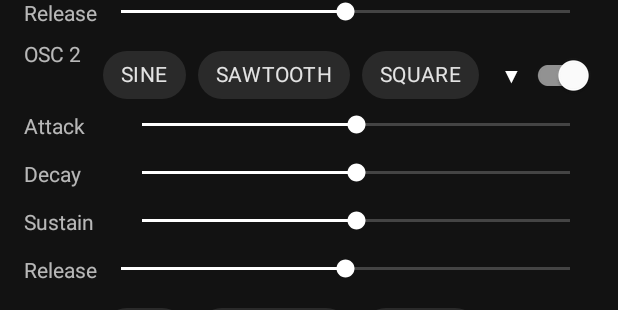
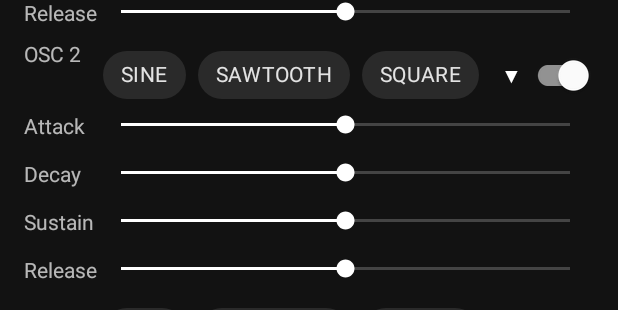
Before and after one commit to kplich/sensor-instrument, an Android app: the layout activity_main.xml on its own in the app's theme, with its tools: preview values and no code run, on a phone screen of 412 x 824 dp. Shown: the part 242-552 px from the top of the screen. Run offline under Robolectric (Android 15) with nearby library versions, the phone set to English and light mode, and no system bars.

Commit message:
fix: layout seekbars margin

```diff
--- a/app/src/main/res/layout/activity_main.xml
+++ b/app/src/main/res/layout/activity_main.xml
@@ -207,7 +207,6 @@
                 android:id="@+id/osc_2_sustain"
                 android:layout_width="0dp"
                 android:layout_height="wrap_content"
-                android:layout_marginStart="14dp"
                 android:layout_marginTop="14dp"
                 android:progress="50"
                 app:layout_constraintEnd_toEndOf="parent"
@@ -226,7 +225,6 @@
                 android:id="@+id/osc_2_decay"
                 android:layout_width="0dp"
                 android:layout_height="wrap_content"
-                android:layout_marginStart="14dp"
                 android:layout_marginTop="14dp"
                 android:progress="50"
                 app:layout_constraintEnd_toEndOf="parent"
@@ -285,7 +283,6 @@
                 android:id="@+id/osc_2_attack"
                 android:layout_width="0dp"
                 android:layout_height="wrap_content"
-                android:layout_marginStart="14dp"
                 android:progress="50"
                 app:layout_constraintEnd_toEndOf="parent"
                 app:layout_constraintStart_toEndOf="@+id/textRelease_2"
```
